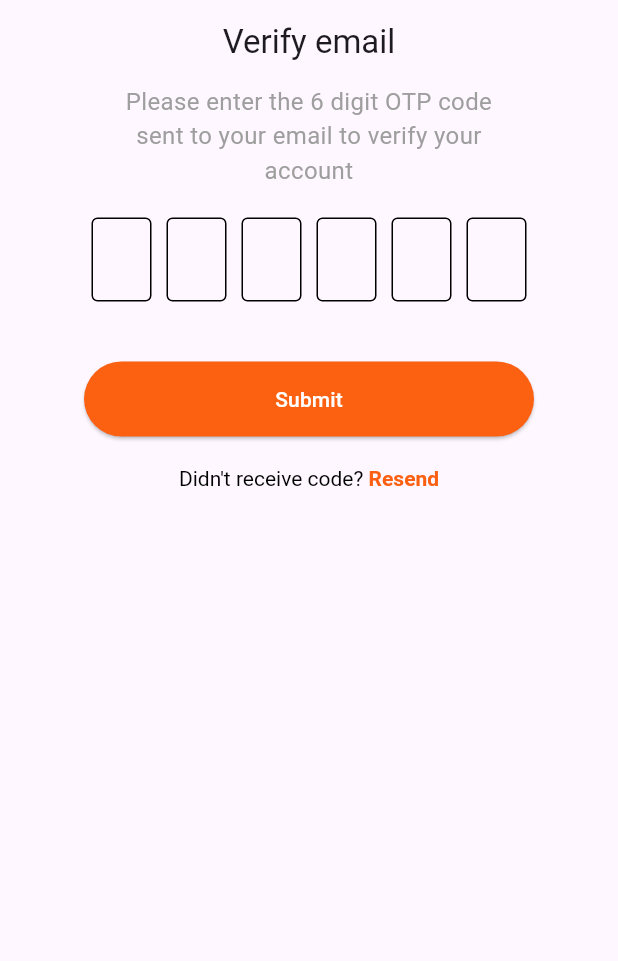
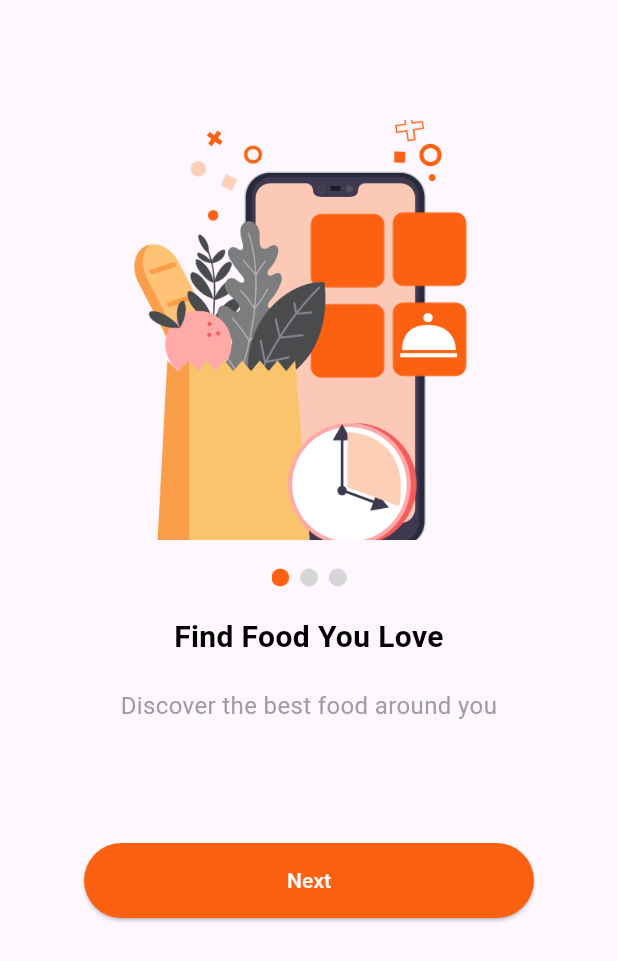
Before and after one commit to ShiblySohaib/EasyFood, a Flutter app: the SignUp02 screen opened directly, after a tap on "Submit", on a phone screen of 412 x 824 dp. Shown: the top 961 px of the screen. Run offline on Flutter 3.47's test engine with Material 3 defaults, Android fonts, the phone set to English and light mode, and no system bars.

Commit message:
added motto01 and images
motto1-3 and slide1-3.png added.
motto01.dart added

```diff
--- /dev/null
+++ b/lib/motto01.dart
@@ -0,0 +1,91 @@
+import 'package:flutter/material.dart';
+import 'package:easyfood_flutter/formField.dart';
+import 'customButton.dart';
+import 'package:flutter/gestures.dart';
+import 'package:easyfood_flutter/login_screen.dart';
+import 'package:easyfood_flutter/animations.dart';
+import 'package:easyfood_flutter/signup02.dart';
+
+class Motto01 extends StatelessWidget {
+  var addgap = const SizedBox(height: 20);
+
+  Motto01({super.key});
+  @override
+  Widget build(BuildContext context) {
+    return Scaffold(
+      body: Center(
+        // Add this
+        child: Column(
+          //mainAxisAlignment: MainAxisAlignment.center, // Center vertically
+          crossAxisAlignment: CrossAxisAlignment.center, // Center horizontally
+          children: [
+            Container(
+              margin: EdgeInsets.only(top: 80),
+              width: 280,
+              height: 280,
+              decoration: BoxDecoration(
+                image: DecorationImage(
+                  image: AssetImage('images/motto01.png'),
+                  fit: BoxFit.contain,
+                ),
+              ),
+            ),
+            Container(
+              //margin: EdgeInsets.only(top: 30),
+              width: 80,
+              height: 50,
+              decoration: BoxDecoration(
+                image: DecorationImage(
+                  image: AssetImage('images/slide01.png'),
+                  fit: BoxFit.contain,
+                ),
+              ),
+            ),
+            Container(
+              width: 300,
+              child: Text(
+                'Find Food You Love',
+                textAlign: TextAlign.center,
+                style: TextStyle(
+                  fontSize: 20,
+                  color: Colors.black,
+                  fontWeight: FontWeight.bold,
+                ),
+              ),
+            ),
+            addgap,
+             Container(
+              width: 400,
+              child: Text(
+                'Discover the best food around you',
+                softWrap: true,
+                textAlign: TextAlign.center,
+                style: TextStyle(
+                  fontSize: 16,
+                  color: Colors.grey,
+                ),
+              ),
+            ),
+            addgap,
+            addgap,
+            addgap,
+            addgap,
+            Center(
+            child: OrangeButton(
+              text: 'Next',
+              onPressed: () {
+                Navigator.push(
+                  context,
+                  SlideLeftAnimation(
+                      page: SignUp02(),
+                      duration: Duration(milliseconds: 300)),
+                );
+              },
+            ),
+          ),
+          ],
+        ),
+      ),
+    );
+  }
+}
--- a/lib/signup02.dart
+++ b/lib/signup02.dart
@@ -3,6 +3,7 @@ import 'package:easyfood_flutter/customButton.dart';
 import 'package:easyfood_flutter/animations.dart';
 import 'package:flutter/gestures.dart';
 import 'package:easyfood_flutter/forgotpass03.dart';
+import 'package:easyfood_flutter/motto01.dart';
 
 class SignUp02 extends StatelessWidget {
   var addgap = SizedBox(height: 20);
@@ -72,7 +73,12 @@ class SignUp02 extends StatelessWidget {
           OrangeButton(
             text: 'Submit',
             onPressed: () {
-              //add motto1 here
+              Navigator.push(
+                  context,
+                  SlideLeftAnimation(
+                      page: Motto01(),
+                      duration: Duration(milliseconds: 300)),
+                );
             },
           ),
           addgap,
```
Also changed, not shown: pubspec.yaml (+6 -2 lines), images/motto01.png (added), images/motto02.png (added), images/motto03.png (added), images/slide01.png (added), images/slide02.png (added), images/slide03.png (added).
